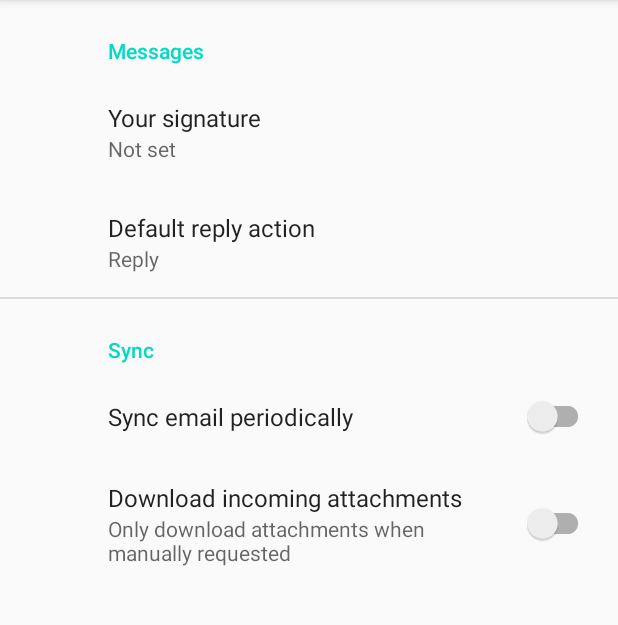
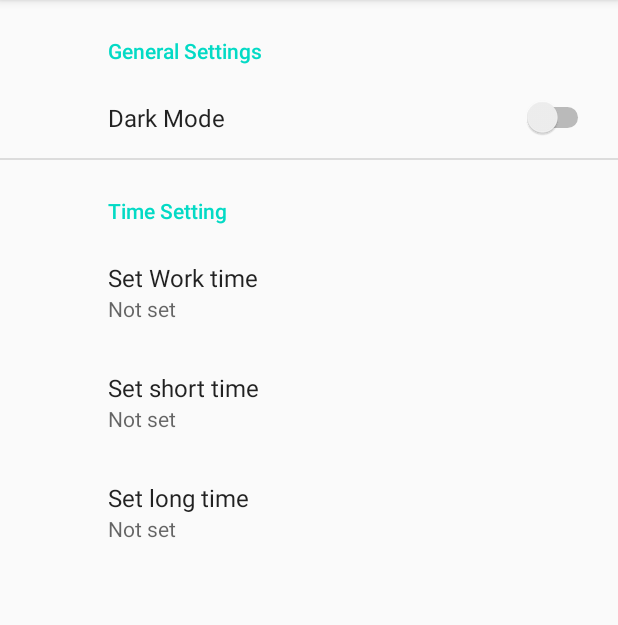
Before and after one commit to kagankuscu/Pomodoro-App, an Android app: the fragment SettingsFragment shown on its own in the app's theme, on a phone screen of 412 x 824 dp, the part 84-709 px from its top. Run offline under Robolectric (Android 15) with nearby library versions, the phone set to English and light mode, and no system bars; our stand-ins replace Timber, androidx.preference.

Commit message:
#33 Added my settings.

```diff
--- a/app/src/main/res/values/strings.xml
+++ b/app/src/main/res/values/strings.xml
@@ -13,18 +13,14 @@
     <!-- TODO: Remove or change this placeholder text -->
     <string name="hello_blank_fragment">Hello blank fragment</string>
     <!-- Preference Titles -->
-    <string name="messages_header">Messages</string>
-    <string name="sync_header">Sync</string>
+    <string name="messages_header">Time Setting</string>
+    <string name="general_settings">General Settings</string>
 
     <!-- Messages Preferences -->
-    <string name="signature_title">Your signature</string>
-    <string name="reply_title">Default reply action</string>
+    <string name="work_time">Set Work time</string>
+    <string name="short_time">Set short time</string>
+    <string name="long_time">Set long time</string>
+    <string name="dark_mode">Dark Mode</string>
 
-    <!-- Sync Preferences -->
-    <string name="sync_title">Sync email periodically</string>
-    <string name="attachment_title">Download incoming attachments</string>
-    <string name="attachment_summary_on">Automatically download attachments for incoming emails
-    </string>
-    <string name="attachment_summary_off">Only download attachments when manually requested</string>
 
 </resources>
--- a/app/src/main/res/xml/root_preferences.xml
+++ b/app/src/main/res/xml/root_preferences.xml
@@ -1,34 +1,33 @@
-<PreferenceScreen xmlns:app="http://schemas.android.com/apk/res-auto">
+<PreferenceScreen xmlns:android="http://schemas.android.com/apk/res/android"
+    xmlns:app="http://schemas.android.com/apk/res-auto">
+
+    <PreferenceCategory android:title="@string/general_settings">
+        <SwitchPreference
+            android:defaultValue="false"
+            app:key="mode"
+            app:title="@string/dark_mode" />
+    </PreferenceCategory>
 
     <PreferenceCategory app:title="@string/messages_header">
 
         <EditTextPreference
-            app:key="signature"
-            app:title="@string/signature_title"
+            android:inputType="number"
+            app:key="work_time"
+            app:title="@string/work_time"
             app:useSimpleSummaryProvider="true" />
 
-        <ListPreference
-            app:defaultValue="reply"
-            app:entries="@array/reply_entries"
-            app:entryValues="@array/reply_values"
-            app:key="reply"
-            app:title="@string/reply_title"
+        <EditTextPreference
+            android:inputType="number"
+            app:key="short_break"
+            app:title="@string/short_time"
             app:useSimpleSummaryProvider="true" />
 
-    </PreferenceCategory>
+        <EditTextPreference
+            android:inputType="number"
+            app:key="long_break"
+            app:title="@string/long_time"
+            app:useSimpleSummaryProvider="true" />
 
-    <PreferenceCategory app:title="@string/sync_header">
-
-        <SwitchPreferenceCompat
-            app:key="sync"
-            app:title="@string/sync_title" />
-
-        <SwitchPreferenceCompat
-            app:dependency="sync"
-            app:key="attachment"
-            app:summaryOff="@string/attachment_summary_off"
-            app:summaryOn="@string/attachment_summary_on"
-            app:title="@string/attachment_title" />
 
     </PreferenceCategory>
 
```
